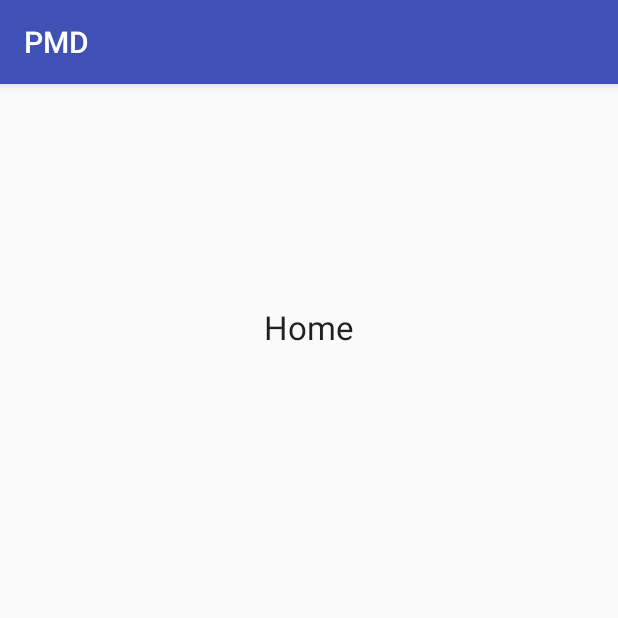
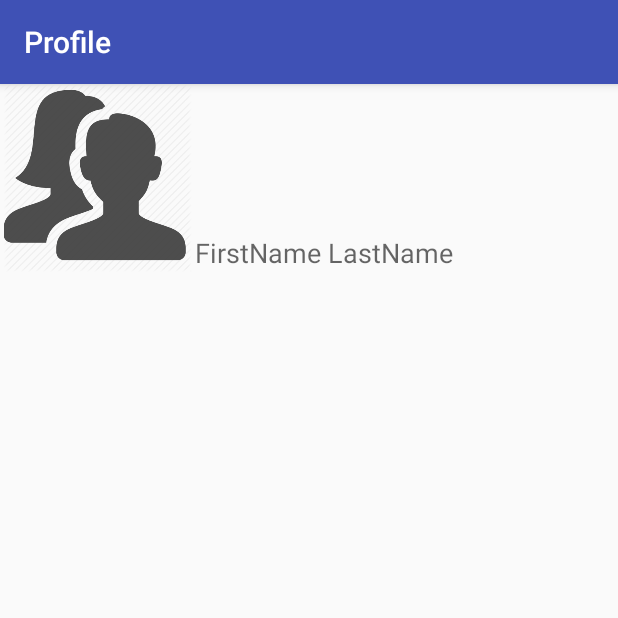
Before and after one commit to WesMatthews/PMD, an Android app: the fragment Home_Fragment shown on its own in the app's theme, on a phone screen of 412 x 824 dp, the top half of it. Run offline under Robolectric (Android 15) with nearby library versions, the phone set to English and light mode, and no system bars.

Commit message:
inital profile page

```diff
--- a/app/src/main/java/com/example/ddw/pmd/Home_Fragment.java
+++ b/app/src/main/java/com/example/ddw/pmd/Home_Fragment.java
@@ -7,9 +7,7 @@ import android.view.LayoutInflater;
 import android.view.View;
 import android.view.ViewGroup;
 
-/**
- * Created by Poncho on 12/5/2015.
- */
+
 public class Home_Fragment extends Fragment {
 
     View view;
@@ -18,6 +16,8 @@ public class Home_Fragment extends Fragment {
     @Override
     public View onCreateView(LayoutInflater inflater, ViewGroup container, Bundle savedInstanceState) {
         view = inflater.inflate(R.layout.home_layout, container, false);
+        getActivity().setTitle("Profile");
         return view;
+
     }
 }
--- a/app/src/main/res/layout/first_layout.xml
+++ b/app/src/main/res/layout/first_layout.xml
@@ -7,8 +7,9 @@
         android:layout_height="wrap_content"
         android:textAppearance="?android:attr/textAppearanceLarge"
         android:text="First"
-        android:id="@+id/textView2"
+        android:id="@+id/txtName"
         android:layout_alignParentTop="true"
         android:layout_centerHorizontal="true"
         android:layout_marginTop="147dp" />
+
 </RelativeLayout>
--- a/app/src/main/res/layout/home_layout.xml
+++ b/app/src/main/res/layout/home_layout.xml
@@ -2,13 +2,40 @@
 <RelativeLayout xmlns:android="http://schemas.android.com/apk/res/android"
     android:layout_width="match_parent" android:layout_height="match_parent">
 
-    <TextView
-        android:layout_width="wrap_content"
-        android:layout_height="wrap_content"
-        android:textAppearance="?android:attr/textAppearanceLarge"
-        android:text="Home"
-        android:id="@+id/textView2"
-        android:layout_alignParentTop="true"
-        android:layout_centerHorizontal="true"
-        android:layout_marginTop="147dp" />
+    <LinearLayout
+        android:orientation="vertical"
+        android:layout_width="fill_parent"
+        android:layout_height="fill_parent"
+        android:layout_alignParentStart="true"
+        android:layout_alignParentEnd="true"
+        android:layout_alignParentBottom="true">
+
+        <LinearLayout
+            android:orientation="horizontal"
+            android:layout_width="match_parent"
+            android:layout_height="wrap_content">
+
+            <ImageView
+                android:layout_width="130dp"
+                android:layout_height="125dp"
+                android:id="@+id/imgProfile"
+                android:layout_alignParentTop="true"
+                android:layout_alignParentStart="true"
+                android:src="@drawable/user"
+                android:layout_toStartOf="@+id/txtName"
+                android:layout_alignBottom="@+id/txtName"
+                android:minWidth="50dp"/>
+
+            <TextView
+                android:layout_width="match_parent"
+                android:layout_height="wrap_content"
+                android:textAppearance="?android:attr/textAppearanceMedium"
+                android:text="FirstName LastName"
+                android:id="@+id/txtName"
+                android:layout_marginTop="100dp"
+                android:layout_alignParentTop="true"
+                android:layout_alignParentEnd="true" />
+        </LinearLayout>
+
+    </LinearLayout>
 </RelativeLayout>
--- a/app/src/main/res/layout/second_layout.xml
+++ b/app/src/main/res/layout/second_layout.xml
@@ -7,7 +7,7 @@
         android:layout_height="wrap_content"
         android:textAppearance="?android:attr/textAppearanceLarge"
         android:text="Second"
-        android:id="@+id/textView2"
+        android:id="@+id/txtName"
         android:layout_alignParentTop="true"
         android:layout_centerHorizontal="true"
         android:layout_marginTop="147dp" />
```
Also changed, not shown: app/src/main/res/drawable/user.png (added).
